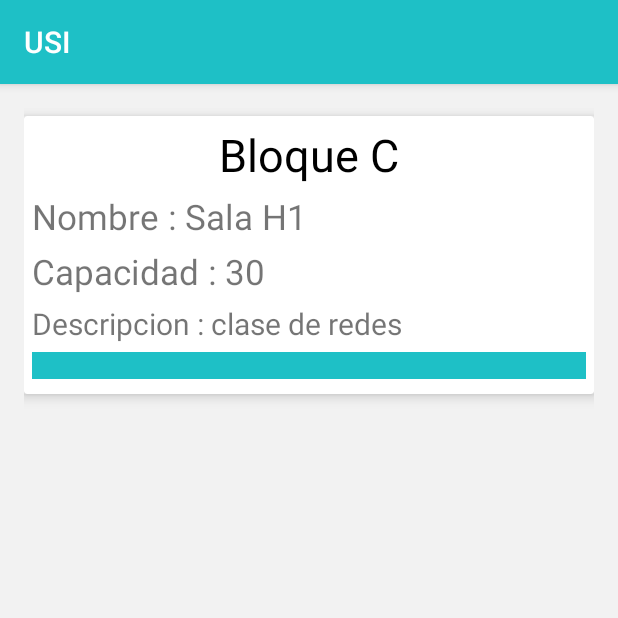
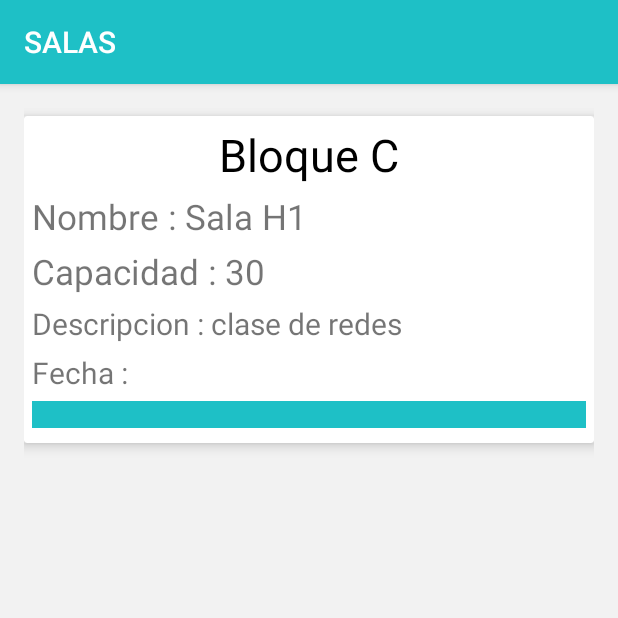
Before and after one commit to brayan-stiven-v-v/usi-app, an Android app: the ActivityDetallesSalas screen opened directly, with no data from a screen before it, on a phone screen of 412 x 824 dp, the top half of it. Run offline under Robolectric (Android 15) with nearby library versions, the light colour scheme and no system bars; 7 statements that could not run were skipped.

Commit message:
Mejoras y mas Mejoras en la interfaz

```diff
--- a/USI/app/src/main/java/com/appusi/usiunidaddeserviciosinformaticos/ActivityDetallesSalas.java
+++ b/USI/app/src/main/java/com/appusi/usiunidaddeserviciosinformaticos/ActivityDetallesSalas.java
@@ -10,29 +10,26 @@ import com.appusi.usiunidaddeserviciosinformaticos.Clases.Sala;
 
 public class ActivityDetallesSalas extends AppCompatActivity {
 
-    private TextView txtBloque;
-    private TextView txtNombreSala;
-    private TextView txtCapacidad;
-    private TextView txtDescripcion;
-    private View viewColor;
-
 
     @Override
     protected void onCreate(Bundle savedInstanceState) {
         super.onCreate(savedInstanceState);
         setContentView(R.layout.activity_detalles_salas);
+        setTitle("SALAS");
         Sala temp = (Sala)getIntent().getExtras().getSerializable("sala"); //debimos serializar la clase sala
 
-        txtBloque = (TextView) findViewById(R.id.nombre_bloque_info);
-        txtNombreSala = (TextView) findViewById(R.id.nombre_sala_info);
-        txtCapacidad = (TextView) findViewById(R.id.capacidad_info);
-        txtDescripcion = (TextView) findViewById(R.id.descripcion_info);
-        viewColor = (View) findViewById(R.id.color_info);
+        TextView txtBloque = (TextView) findViewById(R.id.nombre_bloque_info);
+        TextView txtNombreSala = (TextView) findViewById(R.id.nombre_sala_info);
+        TextView txtCapacidad = (TextView) findViewById(R.id.capacidad_info);
+        TextView txtDescripcion = (TextView) findViewById(R.id.descripcion_info);
+        View viewColor = (View) findViewById(R.id.color_info);
+        TextView txtFecha = (TextView) findViewById(R.id.txt_fecha_inicio_info) ;
 
         txtBloque.setText("Bloque : "+temp.getNombreBloque());
         txtNombreSala.setText("Nombre : "+temp.getNombre());
         txtCapacidad.setText("Capacidad : "+temp.getCapacidad());
         txtDescripcion.setText("Descripcion : "+temp.getDescripcionPrestamo());
+        txtFecha.setText("Fecha : " + temp.getFecha());
         viewColor.setBackgroundColor(Color.parseColor(temp.getColor())); // cambiamos el color
 
 
--- a/USI/app/src/main/java/com/appusi/usiunidaddeserviciosinformaticos/Adapters/AdaptadorSalas.java
+++ b/USI/app/src/main/java/com/appusi/usiunidaddeserviciosinformaticos/Adapters/AdaptadorSalas.java
@@ -61,6 +61,7 @@ public class AdaptadorSalas
         private TextView txtTitulo;
         private TextView txtSubtitulo;
         private TextView txtBloque;
+
         //private TextView txtHoraSala;
 
         public SalasViewHolder(View itemView) {
@@ -69,6 +70,8 @@ public class AdaptadorSalas
             txtTitulo = (TextView)itemView.findViewById(R.id.LblTitulo);
             txtSubtitulo = (TextView)itemView.findViewById(R.id.LblSubTitulo);
             txtBloque = (TextView)itemView.findViewById(R.id.LblBloque);
+
+
             //txtHoraSala = (TextView) itemView.findViewById(R.id.LblHoraSala);
         }
 
@@ -76,6 +79,7 @@ public class AdaptadorSalas
             txtTitulo.setText(t.getNombre());
             txtSubtitulo.setText(t.getDescripcionPrestamo());
             txtBloque.setText(t.getNombreBloque());
+
 
             itemView.setOnClickListener(new View.OnClickListener() {
                 @Override
--- a/USI/app/src/main/java/com/appusi/usiunidaddeserviciosinformaticos/Detalles.java
+++ b/USI/app/src/main/java/com/appusi/usiunidaddeserviciosinformaticos/Detalles.java
@@ -24,7 +24,7 @@ public class Detalles extends AppCompatActivity {
     protected void onCreate(Bundle savedInstanceState) {
         super.onCreate(savedInstanceState);
         setContentView(R.layout.activity_detalles);
-        setTitle("MAS DETALLES");
+        setTitle("MONITORIAS");
 
 
         this.textnomsala = (TextView) findViewById(R.id.textnomsala);
--- a/USI/app/src/main/res/layout/activity_detalles.xml
+++ b/USI/app/src/main/res/layout/activity_detalles.xml
@@ -19,7 +19,6 @@
         android:layout_marginTop="5dp"
         card_view:cardCornerRadius="2dp"
         card_view:cardElevation="5dp"
-        android:clickable="true"
         android:foreground="?android:attr/selectableItemBackground">
 
         <LinearLayout
@@ -127,7 +126,6 @@
         android:layout_marginTop="30dp"
         card_view:cardCornerRadius="2dp"
         card_view:cardElevation="5dp"
-        android:clickable="true"
         android:foreground="?android:attr/selectableItemBackground">
 
         <LinearLayout
--- a/USI/app/src/main/res/layout/activity_detalles_salas.xml
+++ b/USI/app/src/main/res/layout/activity_detalles_salas.xml
@@ -23,7 +23,6 @@
         card_view:cardBackgroundColor="@color/cardview_light_background"
         card_view:cardCornerRadius="2dp"
         card_view:cardElevation="5dp"
-        android:clickable="true"
         >
 
         <LinearLayout
@@ -40,7 +39,7 @@
                 android:layout_marginTop="5dp"
                 android:layout_marginBottom="5dp"
                 android:text="Bloque C"
-                android:textSize="30dp"
+                android:textSize="30sp"
                 android:textAlignment="center"
                 android:textColor="@android:color/black" />
 
@@ -50,7 +49,7 @@
                 android:layout_height="wrap_content"
                 android:layout_marginBottom="5dp"
                 android:text="Nombre : Sala H1"
-                android:textSize="23dp"
+                android:textSize="23sp"
                 />
 
             <TextView
@@ -59,14 +58,23 @@
                 android:layout_height="wrap_content"
                 android:layout_marginBottom="5dp"
                 android:text="Capacidad : 30"
-                android:textSize="23dp"/>
+                android:textSize="23sp"/>
             <TextView
                 android:id="@+id/descripcion_info"
                 android:layout_width="match_parent"
                 android:layout_height="wrap_content"
                 android:layout_marginBottom="5dp"
                 android:text="Descripcion : clase de redes"
-                android:textSize="20dp"/>
+                android:textSize="20sp"/>
+
+            <TextView
+                android:text="Fecha :"
+                android:layout_width="match_parent"
+                android:layout_height="wrap_content"
+                android:id="@+id/txt_fecha_inicio_info"
+                android:layout_marginBottom="5dp"
+                android:textSize="20sp" />
+
             <View
                 android:id="@+id/color_info"
                 android:layout_width="wrap_content"
--- a/USI/app/src/main/res/layout/activity_salas.xml
+++ b/USI/app/src/main/res/layout/activity_salas.xml
@@ -10,6 +10,7 @@
     android:paddingRight="@dimen/activity_horizontal_margin"
     android:paddingTop="@dimen/activity_vertical_margin"
     tools:context="com.appusi.usiunidaddeserviciosinformaticos.SalasActivity"
+    android:background="@color/colorLayoutBackground"
     android:weightSum="1">
 
 
--- a/USI/app/src/main/res/values/strings.xml
+++ b/USI/app/src/main/res/values/strings.xml
@@ -18,4 +18,5 @@
     <string name="txt_codigo_monitor_detalle">Codigo Monitor</string>
     <string name="txt_nombre_sala">Nombre de la sala</string>
     <string name="txt_correo_monitor_detalle">Correo Monitor</string>
+    <string name="txt_masdetalles_item">Mas Detalles</string>
 </resources>
```
Also changed, not shown: USI/app/src/main/java/com/appusi/usiunidaddeserviciosinformaticos/Clases/Sala.java (+13 -1 lines), USI/app/src/main/java/com/appusi/usiunidaddeserviciosinformaticos/SalasActivity.java (+14 -4 lines), USI/app/src/main/res/layout/item_salas.xml (+36 -3 lines), USI/app/src/main/res/layout/row.xml (+11 -0 lines), 4 other files.
